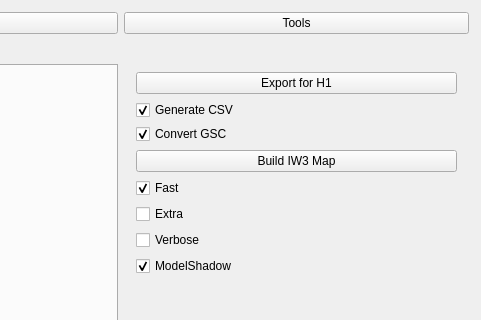
The window that H1ModTools/H1ModTools.ui (Joelrau/H1ModTools) describes before a commit, drawn with Qt 5; both pictures show x 239 to 720 and y 0 to 320 of the 720 by 800 pixel window.
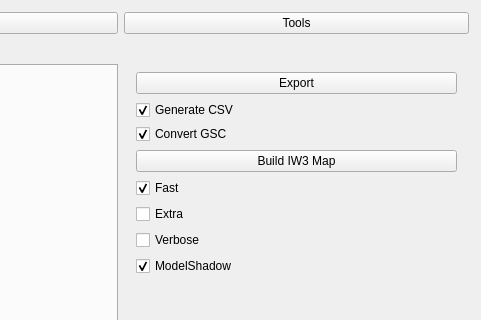
The same window after the commit. Icons and pictures are not drawn.

Commit message:
Update export button text and add icon
Changed the export button label from 'Export for H1' to 'Export', set its layout direction to right-to-left, and added an icon with a size of 16x16.

Patch:
```diff
--- a/H1ModTools/H1ModTools.ui
+++ b/H1ModTools/H1ModTools.ui
@@ -125,8 +125,21 @@
        </item>
        <item>
         <widget class="QPushButton" name="exportButton">
+         <property name="layoutDirection">
+          <enum>Qt::LayoutDirection::RightToLeft</enum>
+         </property>
          <property name="text">
-          <string>Export for H1</string>
+          <string>Export</string>
+         </property>
+         <property name="icon">
+          <iconset resource="H1ModTools.qrc">
+           <normaloff>:/H1ModTools/Resources/h1_icon.png</normaloff>:/H1ModTools/Resources/h1_icon.png</iconset>
+         </property>
+         <property name="iconSize">
+          <size>
+           <width>16</width>
+           <height>16</height>
+          </size>
          </property>
         </widget>
        </item>
```
